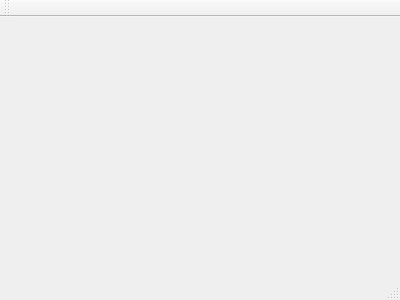
Old version of the form src/mainwindow.ui in the repository french-paragon/aspa.
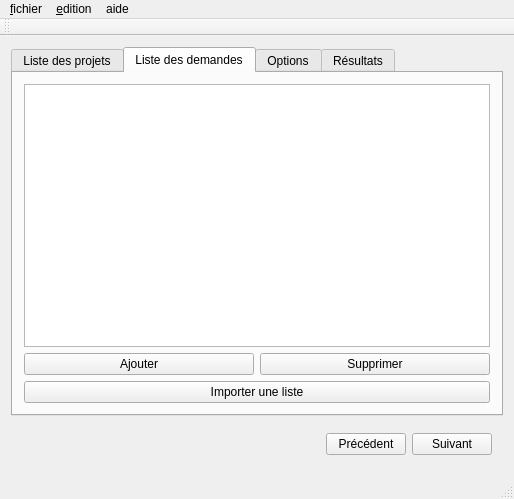
New version of the form. The open tabs and pages were chosen to show the change.

Patch:
```diff
--- a/src/mainwindow.ui
+++ b/src/mainwindow.ui
@@ -1,24 +1,235 @@
 <ui version="4.0">
  <class>MainWindow</class>
- <widget class="QMainWindow" name="MainWindow" >
-  <property name="geometry" >
+ <widget class="QMainWindow" name="MainWindow">
+  <property name="geometry">
    <rect>
     <x>0</x>
     <y>0</y>
-    <width>400</width>
-    <height>300</height>
+    <width>514</width>
+    <height>499</height>
    </rect>
   </property>
   <property name="windowTitle" >
    <string>MainWindow</string>
   </property>
-  <widget class="QMenuBar" name="menuBar" />
-  <widget class="QToolBar" name="mainToolBar" />
-  <widget class="QWidget" name="centralWidget" />
-  <widget class="QStatusBar" name="statusBar" />
+  <widget class="QWidget" name="centralWidget">
+   <layout class="QGridLayout" name="gridLayout">
+    <item row="0" column="0">
+     <widget class="QTabWidget" name="tabWidget">
+      <property name="currentIndex">
+       <number>0</number>
+      </property>
+      <widget class="QWidget" name="tab">
+       <attribute name="title">
+        <string>Liste des projets</string>
+       </attribute>
+       <layout class="QGridLayout" name="gridLayout_5">
+        <item row="1" column="0">
+         <widget class="QPushButton" name="addProjectButton">
+          <property name="text">
+           <string>ajouter</string>
+          </property>
+         </widget>
+        </item>
+        <item row="1" column="1">
+         <widget class="QPushButton" name="removeProjectButton">
+          <property name="text">
+           <string>supprimer</string>
+          </property>
+         </widget>
+        </item>
+        <item row="0" column="0" colspan="2">
+         <widget class="QTableView" name="projectView"/>
+        </item>
+        <item row="2" column="0" colspan="2">
+         <widget class="QPushButton" name="importProjectButton">
+          <property name="text">
+           <string>importer une liste</string>
+          </property>
+         </widget>
+        </item>
+       </layout>
+      </widget>
+      <widget class="QWidget" name="tab_2">
+       <attribute name="title">
+        <string>Liste des demandes</string>
+       </attribute>
+       <layout class="QGridLayout" name="gridLayout_4">
+        <item row="1" column="0">
+         <widget class="QPushButton" name="addDemandButton">
+          <property name="text">
+           <string>Ajouter</string>
+          </property>
+         </widget>
+        </item>
+        <item row="1" column="1">
+         <widget class="QToolButton" name="removeDemandButton">
+          <property name="sizePolicy">
+           <sizepolicy hsizetype="Minimum" vsizetype="Minimum">
+            <horstretch>0</horstretch>
+            <verstretch>0</verstretch>
+           </sizepolicy>
+          </property>
+          <property name="text">
+           <string>Supprimer</string>
+          </property>
+         </widget>
+        </item>
+        <item row="0" column="0" colspan="2">
+         <widget class="QTableView" name="demandView"/>
+        </item>
+        <item row="2" column="0" colspan="2">
+         <widget class="QPushButton" name="ImportDemandButton">
+          <property name="text">
+           <string>Importer une liste</string>
+          </property>
+         </widget>
+        </item>
+       </layout>
+      </widget>
+      <widget class="QWidget" name="tab_3">
+       <attribute name="title">
+        <string>Options</string>
+       </attribute>
+      </widget>
+      <widget class="QWidget" name="tab_4">
+       <attribute name="title">
+        <string>Résultats</string>
+       </attribute>
+       <layout class="QGridLayout" name="gridLayout_3">
+        <item row="0" column="0">
+         <widget class="QTableView" name="tableView"/>
+        </item>
+        <item row="1" column="0">
+         <widget class="QPushButton" name="exportPdfButton">
+          <property name="text">
+           <string>Exporter en pdf</string>
+          </property>
+         </widget>
+        </item>
+       </layout>
+      </widget>
+     </widget>
+    </item>
+    <item row="1" column="0">
+     <widget class="QWidget" name="widget" native="true">
+      <layout class="QGridLayout" name="gridLayout_2">
+       <item row="0" column="0">
+        <spacer name="horizontalSpacer">
+         <property name="orientation">
+          <enum>Qt::Horizontal</enum>
+         </property>
+         <property name="sizeHint" stdset="0">
+          <size>
+           <width>40</width>
+           <height>20</height>
+          </size>
+         </property>
+        </spacer>
+       </item>
+       <item row="0" column="1">
+        <widget class="QPushButton" name="previousButton">
+         <property name="text">
+          <string>Précédent</string>
+         </property>
+        </widget>
+       </item>
+       <item row="0" column="2">
+        <widget class="QPushButton" name="nextButton">
+         <property name="text">
+          <string>Suivant</string>
+         </property>
+        </widget>
+       </item>
+      </layout>
+     </widget>
+    </item>
+   </layout>
+  </widget>
+  <widget class="QMenuBar" name="menuBar">
+   <property name="geometry">
+    <rect>
+     <x>0</x>
+     <y>0</y>
+     <width>514</width>
+     <height>25</height>
+    </rect>
+   </property>
+   <widget class="QMenu" name="menuFichier">
+    <property name="title">
+     <string>&amp;fichier</string>
+    </property>
+    <addaction name="actionOuvrir_un_projet"/>
+    <addaction name="separator"/>
+    <addaction name="actionImporter_une_liste_de_projets"/>
+    <addaction name="actionImporter_une_liste_de_demandes"/>
+    <addaction name="separator"/>
+    <addaction name="actionEnregistrer_le_projet_courant"/>
+    <addaction name="actionFermer_le_projet"/>
+    <addaction name="separator"/>
+    <addaction name="actionQuitter"/>
+   </widget>
+   <widget class="QMenu" name="menuEdition">
+    <property name="title">
+     <string>&amp;edition</string>
+    </property>
+    <addaction name="actionRecr_e_la_table_d_attribution"/>
+   </widget>
+   <widget class="QMenu" name="menuAide">
+    <property name="title">
+     <string>aide</string>
+    </property>
+   </widget>
+   <addaction name="menuFichier"/>
+   <addaction name="menuEdition"/>
+   <addaction name="menuAide"/>
+  </widget>
+  <widget class="QToolBar" name="mainToolBar">
+   <attribute name="toolBarArea">
+    <enum>TopToolBarArea</enum>
+   </attribute>
+   <attribute name="toolBarBreak">
+    <bool>false</bool>
+   </attribute>
+  </widget>
+  <widget class="QStatusBar" name="statusBar"/>
+  <action name="actionRecr_e_la_table_d_attribution">
+   <property name="text">
+    <string>recréer la table d'attribution</string>
+   </property>
+  </action>
+  <action name="actionOuvrir_un_projet">
+   <property name="text">
+    <string>ouvrir un projet</string>
+   </property>
+  </action>
+  <action name="actionImporter_une_liste_de_projets">
+   <property name="text">
+    <string>importer une liste de projets</string>
+   </property>
+  </action>
+  <action name="actionImporter_une_liste_de_demandes">
+   <property name="text">
+    <string>importer une liste de demandes</string>
+   </property>
+  </action>
+  <action name="actionEnregistrer_le_projet_courant">
+   <property name="text">
+    <string>enregistrer le projet courant</string>
+   </property>
+  </action>
+  <action name="actionFermer_le_projet">
+   <property name="text">
+    <string>fermer le projet</string>
+   </property>
+  </action>
+  <action name="actionQuitter">
+   <property name="text">
+    <string>quitter</string>
+   </property>
+  </action>
  </widget>
- <layoutDefault spacing="6" margin="11" />
- <pixmapfunction></pixmapfunction>
+ <layoutdefault spacing="6" margin="11"/>
  <resources/>
  <connections/>
 </ui>
```
Left out of the diff: 3 changed lines with no effect on the pictures.
